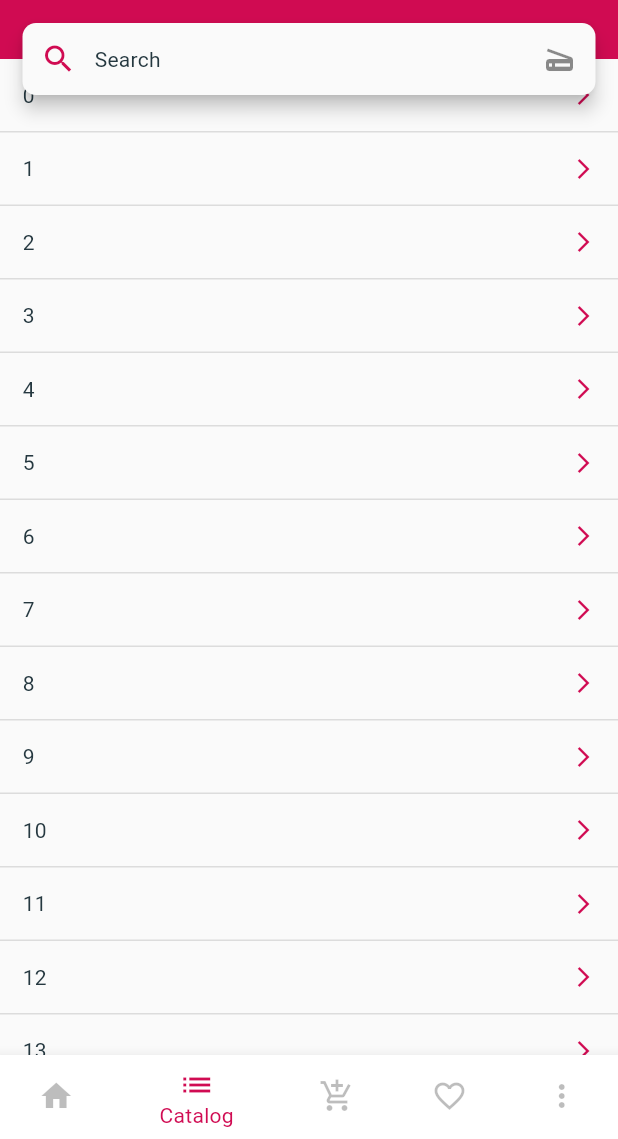
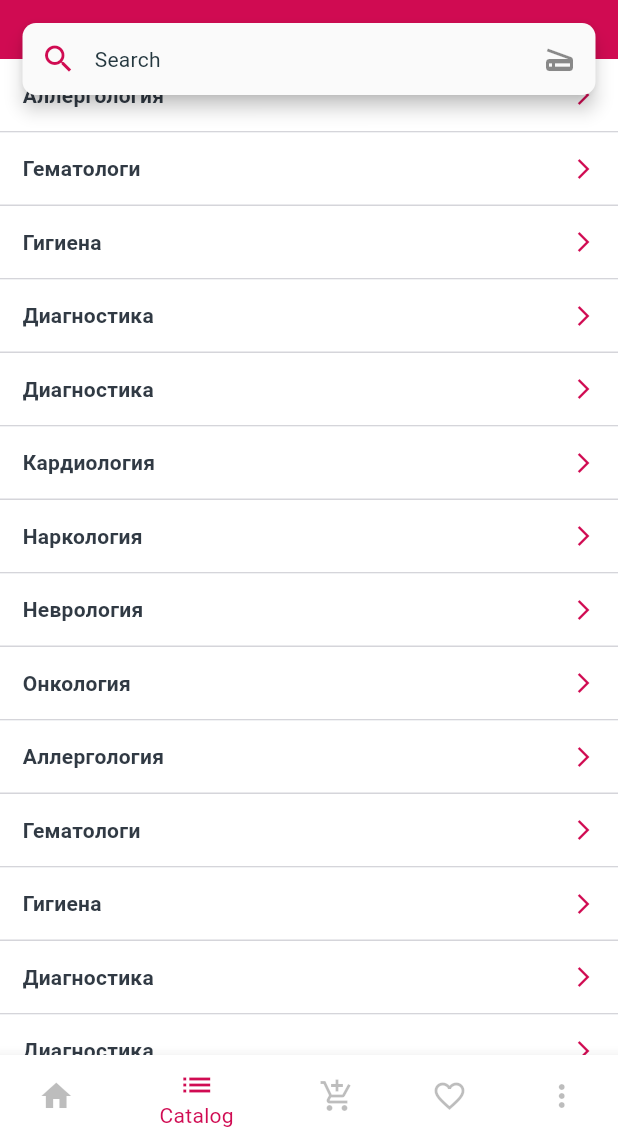
Before and after one commit to Arabjonoff/user_pharmacy, a Flutter app: the screen it shows after launch, item 2 of the bottom bar chosen, on a phone screen of 412 x 824 dp, the part 97-1236 px from its top. Run offline on Flutter 3.47's test engine with Material 2 defaults, Android fonts, the phone set to English and light mode, and no system bars; our stand-ins replace cached_network_image, carousel_slider, dots_indicator, flutter_translate, page_transition, sqflite; missing offline and left inert: flutter_barcode_scanner; accounts and stored records are empty; network calls fail; Roboto replaces fonts that are missing (WorkSans).

Commit message:
category

```diff
--- a/lib/model/category_model.dart
+++ b/lib/model/category_model.dart
@@ -2,9 +2,45 @@ class CategoryModel {
   int id;
   String name;
   List<SubCategoryModel> subCategory;
+
+  CategoryModel(this.id, this.name, this.subCategory);
+
+  static List<CategoryModel> categoryModel = <CategoryModel>[
+    CategoryModel(0, 'Аллергология', subCategoryList),
+    CategoryModel(1, 'Гематологи', subCategoryList),
+    CategoryModel(2, 'Гигиена', subCategoryList),
+    CategoryModel(3, 'Диагностика', subCategoryList),
+    CategoryModel(4, 'Диагностика', subCategoryList),
+    CategoryModel(5, 'Кардиология', subCategoryList),
+    CategoryModel(6, 'Наркология', subCategoryList),
+    CategoryModel(7, 'Неврология', subCategoryList),
+    CategoryModel(8, 'Онкология', subCategoryList),
+    CategoryModel(0, 'Аллергология', subCategoryList),
+    CategoryModel(1, 'Гематологи', subCategoryList),
+    CategoryModel(2, 'Гигиена', subCategoryList),
+    CategoryModel(3, 'Диагностика', subCategoryList),
+    CategoryModel(4, 'Диагностика', subCategoryList),
+    CategoryModel(5, 'Кардиология', subCategoryList),
+    CategoryModel(6, 'Наркология', subCategoryList),
+    CategoryModel(7, 'Неврология', subCategoryList),
+    CategoryModel(8, 'Онкология', subCategoryList),
+  ];
+
+  static List<SubCategoryModel> subCategoryList = <SubCategoryModel>[
+    SubCategoryModel(0, 'Антисептик'),
+    SubCategoryModel(1, 'Гигиена интемная'),
+    SubCategoryModel(2, 'Потливость'),
+    SubCategoryModel(3, 'Тампоны'),
+    SubCategoryModel(0, 'Антисептик'),
+    SubCategoryModel(1, 'Гигиена интемная'),
+    SubCategoryModel(2, 'Потливость'),
+    SubCategoryModel(3, 'Тампоны'),
+  ];
 }
 
 class SubCategoryModel {
   int id;
   String name;
+
+  SubCategoryModel(this.id, this.name);
 }
--- a/lib/ui/main/catalog/catalog_screen.dart
+++ b/lib/ui/main/catalog/catalog_screen.dart
@@ -2,7 +2,8 @@ import 'package:flutter/cupertino.dart';
 import 'package:flutter/material.dart';
 import 'package:flutter_translate/global.dart';
 import 'package:page_transition/page_transition.dart';
-import 'package:pharmacy/ui/item/item_screen.dart';
+import 'package:pharmacy/model/category_model.dart';
+import 'package:pharmacy/ui/main/catalog/sub_catalog_screen.dart';
 import 'package:pharmacy/ui/search/search_screen.dart';
 
 import '../../../app_theme.dart';
@@ -16,11 +17,13 @@ class CategoryScreen extends StatefulWidget {
 
 class _CategoryScreenState extends State<CategoryScreen> {
   Size size;
+  List<CategoryModel> categoryModel = CategoryModel.categoryModel;
 
   @override
   Widget build(BuildContext context) {
     size = MediaQuery.of(context).size;
     return Scaffold(
+      backgroundColor: AppTheme.background,
       body: Stack(
         children: <Widget>[
           Container(
@@ -43,25 +46,43 @@ class _CategoryScreenState extends State<CategoryScreen> {
             margin: EdgeInsets.only(top: 104),
             height: size.height - 104,
             child: ListView.builder(
+              itemCount: categoryModel.length,
               itemBuilder: (context, position) {
                 return GestureDetector(
                   onTap: () {
+//                    Navigator.push(
+//                      context,
+//                      PageTransition(
+//                        type: PageTransitionType.fade,
+//                        child: ItemScreen(position.toString()),
+//                      ),
+//                    );
                     Navigator.push(
                       context,
                       PageTransition(
                         type: PageTransitionType.fade,
-                        child: ItemScreen(position.toString()),
+                        child: SubCategoryScreen(
+                          categoryModel[position].name,
+                          categoryModel[position].subCategory,
+                        ),
                       ),
                     );
                   },
                   child: Column(
                     children: <Widget>[
                       Container(
+                        color: AppTheme.white,
+                        child: Container(
+                          height: 48,
+                          margin: EdgeInsets.only(left: 15, right: 15),
                           child: Row(
                             children: <Widget>[
                               Expanded(
                                 child: Text(
-                                position.toString(),
+                                  categoryModel[position].name,
+                                  style: TextStyle(
+                                      color: AppTheme.dark_grey,
+                                      fontWeight: FontWeight.w600),
                                 ),
                               ),
                               Icon(
@@ -71,8 +92,7 @@ class _CategoryScreenState extends State<CategoryScreen> {
                               )
                             ],
                           ),
-                        height: 48,
-                        margin: EdgeInsets.only(left: 15, right: 15),
+                        ),
                       ),
                       Container(
                         height: 1,
```
Also changed, not shown: lib/ui/main/catalog/sub_catalog_screen.dart (+28 -9 lines). Lines whose indentation alone changed are shown as unchanged.
